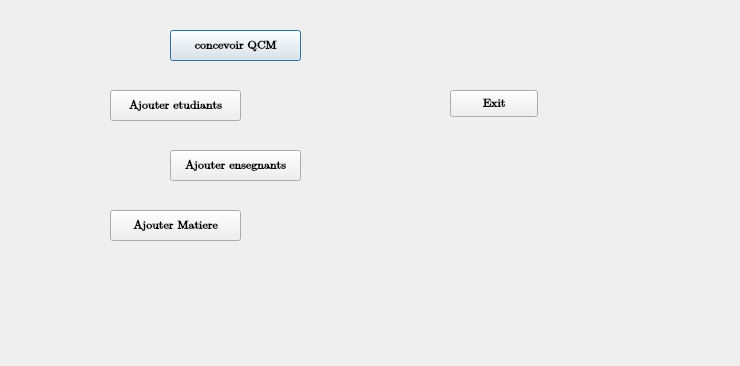
Danielkinkeu/QCM, file Projet_qcm (1)/adminpage.ui: the form before one commit.
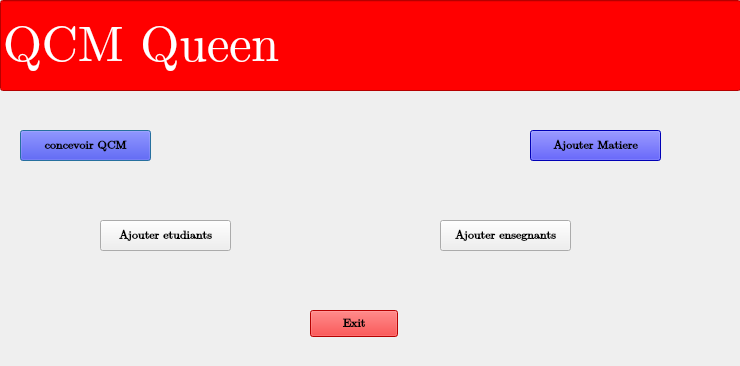
The form after the commit. Icons and pictures are not drawn.

Diff of the .ui file:
```diff
--- a/Projet_qcm (1)/adminpage.ui
+++ b/Projet_qcm (1)/adminpage.ui
@@ -22,8 +22,8 @@
   <widget class="QPushButton" name="make_test">
    <property name="geometry">
     <rect>
-     <x>170</x>
-     <y>30</y>
+     <x>20</x>
+     <y>130</y>
      <width>131</width>
      <height>31</height>
     </rect>
@@ -36,6 +36,9 @@
      <bold>true</bold>
     </font>
    </property>
+   <property name="styleSheet">
+    <string notr="true">background-color:blue</string>
+   </property>
    <property name="text">
     <string>concevoir QCM</string>
    </property>
@@ -43,8 +46,8 @@
   <widget class="QPushButton" name="add_etudiant">
    <property name="geometry">
     <rect>
-     <x>110</x>
-     <y>90</y>
+     <x>100</x>
+     <y>220</y>
      <width>131</width>
      <height>31</height>
     </rect>
@@ -64,8 +67,8 @@
   <widget class="QPushButton" name="exit">
    <property name="geometry">
     <rect>
-     <x>450</x>
-     <y>90</y>
+     <x>310</x>
+     <y>310</y>
      <width>88</width>
      <height>27</height>
     </rect>
@@ -77,6 +80,9 @@
      <bold>true</bold>
     </font>
    </property>
+   <property name="styleSheet">
+    <string notr="true">background-color:red;</string>
+   </property>
    <property name="text">
     <string>Exit</string>
    </property>
@@ -84,8 +90,8 @@
   <widget class="QPushButton" name="add_enseignant">
    <property name="geometry">
     <rect>
-     <x>170</x>
-     <y>150</y>
+     <x>440</x>
+     <y>220</y>
      <width>131</width>
      <height>31</height>
     </rect>
@@ -105,8 +111,8 @@
   <widget class="QPushButton" name="add_matiere">
    <property name="geometry">
     <rect>
-     <x>110</x>
-     <y>210</y>
+     <x>530</x>
+     <y>130</y>
      <width>131</width>
      <height>31</height>
     </rect>
@@ -119,10 +125,35 @@
      <bold>true</bold>
     </font>
    </property>
+   <property name="styleSheet">
+    <string notr="true">background-color:blue</string>
+   </property>
    <property name="text">
     <string>Ajouter Matiere</string>
    </property>
   </widget>
+  <widget class="QLineEdit" name="lineEdit">
+   <property name="geometry">
+    <rect>
+     <x>0</x>
+     <y>0</y>
+     <width>741</width>
+     <height>91</height>
+    </rect>
+   </property>
+   <property name="styleSheet">
+    <string notr="true">background-color:red;
+color: white;
+font-size: 50px;
+justify-content: center;
+text-align: center;
+
+</string>
+   </property>
+   <property name="text">
+    <string>QCM Queen</string>
+   </property>
+  </widget>
  </widget>
  <resources/>
  <connections/>
```
Left out of the diff: 4 changed lines with no effect on the pictures.
